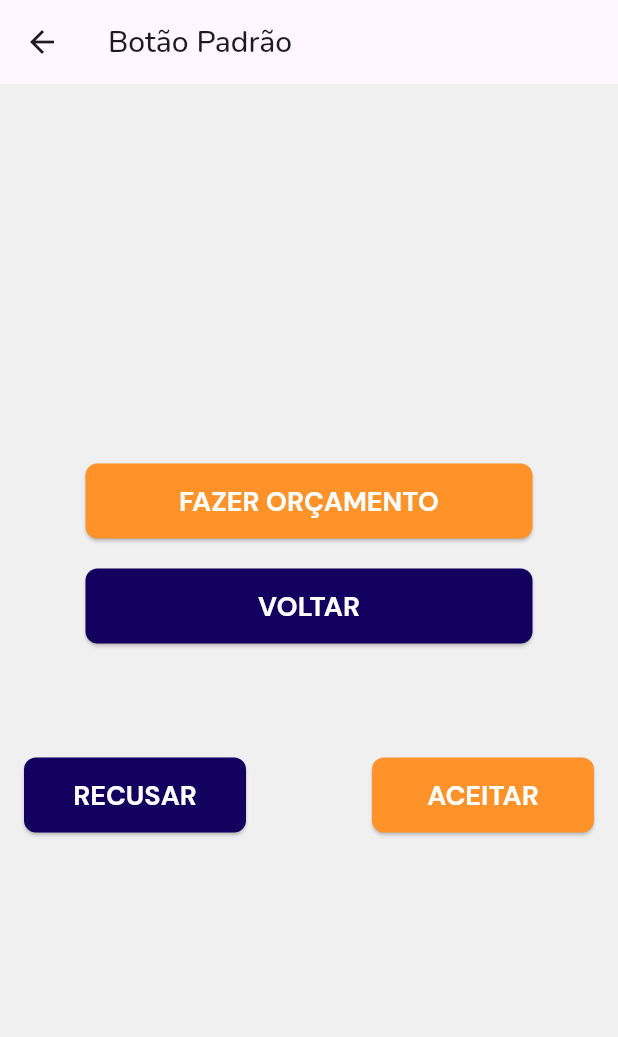
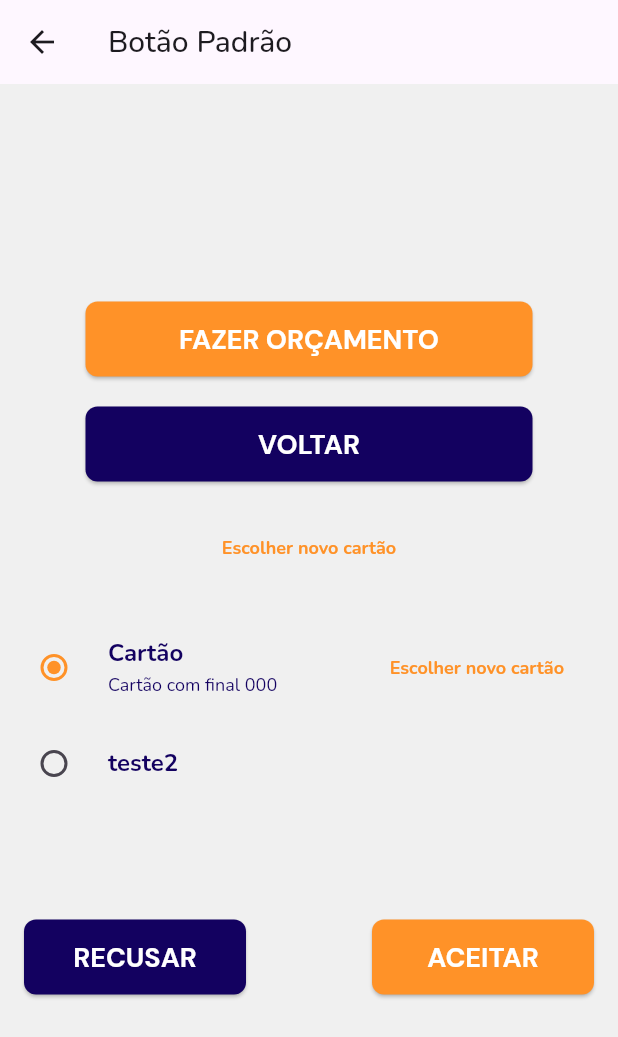
Before and after one commit to Gabrielscarpati/zeder_worker, a Flutter app: the screen it shows after launch, after a tap on "Botoes", on a phone screen of 412 x 824 dp. Shown: the top 1037 px of the screen. Run offline on Flutter 3.47's test engine with Material 2 defaults, Android fonts, the phone set to English and light mode, and no system bars; our stand-ins replace audioplayers, carousel_slider, google_fonts, material_design_icons_flutter, video_player; missing offline and left inert: solid_bottom_sheet.

Commit message:
commit inicial

```diff
--- a/lib/main.dart
+++ b/lib/main.dart
@@ -7,6 +7,8 @@ import 'package:zeder/ui/templates/rodape_solicitar_orcamento_gratuito_screen.da
 import 'package:zeder/ui/templates/rodape_solicitar_orcamento_screen.dart';
 import 'package:zeder/ui/templates/servico_do_app_listtile_screen.dart';
 import 'package:zeder/ui/templates/servico_listtile_screen.dart';
+
+import 'ui/templates/rodape_confirmar_proposta_screen.dart';
 
 void main() {
   runApp(const MyApp());
@@ -100,6 +102,15 @@ class _MyHomePageState extends State<MyHomePage> {
                 MaterialPageRoute(builder: (context) => const RodapeSolicitarOrcamentoGratuitoScreen()),
               ),
             ),
+            ListTile(
+              title: const Text("Rodape Confirmar Proposta"),
+              trailing: const Icon(Icons.arrow_forward_ios),
+              onTap: () => Navigator.push(
+                context,
+                MaterialPageRoute(builder: (context) => const RodapeConfirmarPropostaScreen()),
+              ),
+            ),
+
 
             /*
 
--- a/lib/ui/templates/botoes_screen.dart
+++ b/lib/ui/templates/botoes_screen.dart
@@ -1,9 +1,16 @@
 import 'package:flutter/material.dart';
+import 'package:zeder/design_system/design_system.dart';
 
 import '../widgets/botoes.dart';
 
-class BotoesScreen extends StatelessWidget {
+class BotoesScreen extends StatefulWidget {
   const BotoesScreen({Key? key}) : super(key: key);
+
+  @override
+  _BotoesScreenState createState() => _BotoesScreenState();
+}
+
+class _BotoesScreenState extends State<BotoesScreen> {
 
   @override
   Widget build(BuildContext context) {
@@ -18,6 +25,22 @@ class BotoesScreen extends StatelessWidget {
             BotaoPadraoGrande(texto: "FAZER ORÇAMENTO", onPressed: () => print("FAZER ORÇAMENTO")),
             const SizedBox(height: 20),
             BotaoSecundarioGrande(texto: "VOLTAR", onPressed: () => print("VOLTAR")),
+            const SizedBox(height: 20),
+            ButtonLink(onPressed: ()=> print("Escolher novo cartão"), text: "Escolher novo cartão",),
+            const SizedBox(height: 20,),
+            Column(children: [
+              RadioButton(title: "Cartão", groupValue: "Cartão",
+              secondary: ButtonLink(onPressed: ()=> print("Escolher novo cartão"), text: "Escolher novo cartão",),
+              subtitle: 'Cartão com final 000' ,
+              onChanged: (Object? value ) {
+              setState((){});
+            }, value: "Cartão",),
+            RadioButton(title: "teste2", groupValue: "teste",
+            onChanged: (Object? value ) {
+              setState((){});
+            }, value: "teste2",),
+            ],),
+
             const SizedBox(height: 60),
             Padding(
               padding: const EdgeInsets.all(16),
--- a/lib/ui/widgets/botoes.dart
+++ b/lib/ui/widgets/botoes.dart
@@ -1,6 +1,63 @@
 import 'package:flutter/cupertino.dart';
+import 'package:flutter/material.dart';
 
-import '../../design_system/widgets/buttons.dart';
+import '../../core/core.dart';
+import '../../design_system/design_system.dart';
+
+class ButtonLink extends StatelessWidget {
+  final VoidCallback? onPressed;
+  final String text;
+
+  const ButtonLink({
+    super.key,
+    required this.onPressed,
+    required this.text,
+  });
+
+
+  @override
+  Widget build(BuildContext context) {
+    return TextButton(
+      onPressed: onPressed,
+      child: DSTextSubtitleBoldPrimary(text: text),
+    );
+  }
+}
+
+class RadioButton extends StatelessWidget {
+
+  final String title;
+  final String? subtitle;
+  final Object? groupValue;
+  final Object value;
+  final void Function(Object?)? onChanged;
+
+  final Widget? secondary;
+
+  const RadioButton({
+    super.key,
+    required this.title,
+    this.subtitle,
+    required this.value,
+    required this.groupValue,
+    required this.onChanged,
+    this.secondary,
+
+  });
+
+  @override
+  Widget build(BuildContext context) {
+    return  RadioListTile(
+          title: DSTextTitleBoldSecondary(text: title),
+          secondary: secondary,
+          subtitle: subtitle != null ? DSTextSubtitleSecondary(text: subtitle!) : null,
+          activeColor: DSColors.primary,
+          value: value,
+          groupValue: groupValue,
+          onChanged: onChanged,
+      );
+  }
+ }
 
 class BotaoPadraoGrande extends StatelessWidget {
   final String texto;
--- /dev/null
+++ b/lib/ui/widgets/footer/confirmar_proposta/orcamento_gratuito_viewmodel.dart
@@ -0,0 +1,3 @@
+class ConfirmarPropostaFooterViewModel {
+
+}
```
Also changed, not shown: lib/ui/templates/rodape_confirmar_proposta_screen.dart (added, +30 -0 lines), lib/ui/widgets/footer/confirmar_proposta/confirmar_proposta_footer.dart (added, +75 -0 lines).
